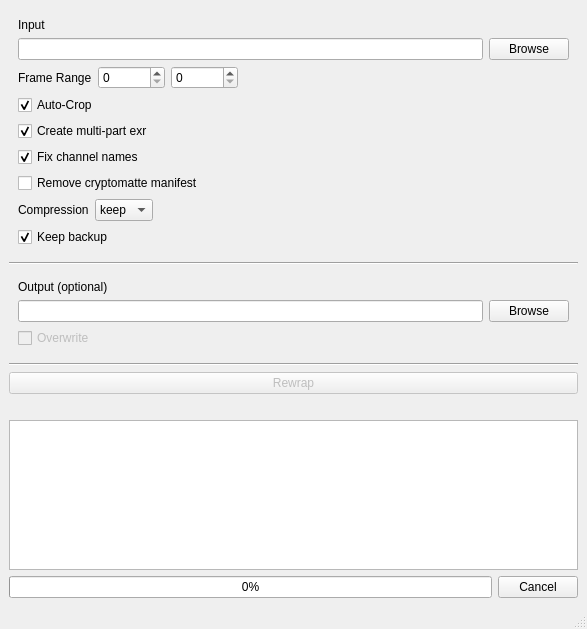
Qt form ui/mainwindow.ui (PumpingPixels/exr-wrapper) before a commit.
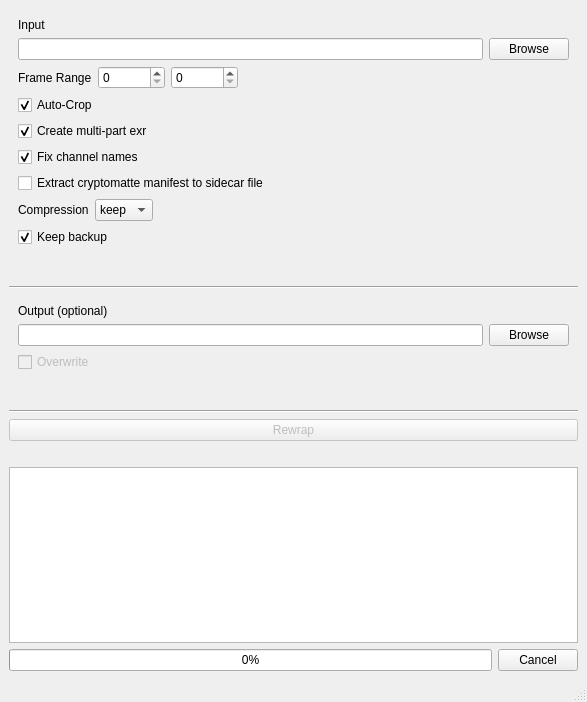
The same form after that commit. Custom widgets are drawn as their Qt base class.

Commit message: implemented cryptomatte sidecar manifest extraction when removing from metadata

Diff of the .ui file:
```diff
--- a/ui/mainwindow.ui
+++ b/ui/mainwindow.ui
@@ -7,7 +7,7 @@
     <x>0</x>
     <y>0</y>
     <width>587</width>
-    <height>629</height>
+    <height>702</height>
    </rect>
   </property>
   <property name="acceptDrops">
@@ -138,7 +138,7 @@
           <string>Removes all cryptomatte manifests from the metadata to reduce filesize and increase IO performance.</string>
          </property>
          <property name="text">
-          <string>Remove cryptomatte manifest</string>
+          <string>Extract cryptomatte manifest to sidecar file</string>
          </property>
         </widget>
        </item>
```
Left out of the diff: 6 changed lines with no effect on the pictures. The commit also changes 2 other files.
